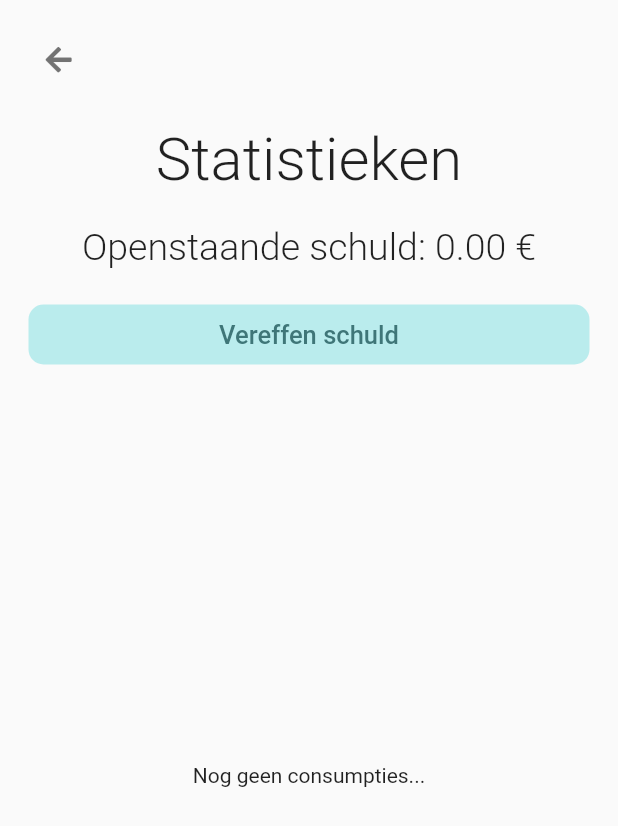
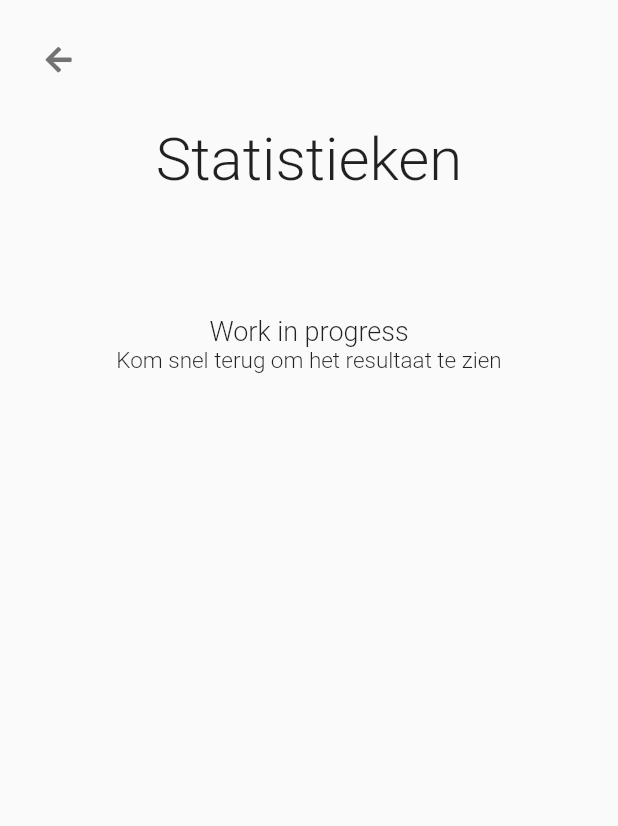
Before and after one commit to TNelen/ConsumptionApp, a Flutter app: the Home screen opened directly, after a tap on "Statistieken", on a phone screen of 412 x 824 dp. Shown: the top 826 px of the screen. Run offline on Flutter 3.47's test engine with Material 2 defaults, Android fonts, the phone set to English and light mode, and no system bars; our stand-ins replace cloud_firestore, delayed_display, firebase_auth, firebase_core, font_awesome_flutter, google_sign_in; missing offline and left inert: dart:html; accounts and stored records are empty.

Commit message:
enhancements + added documentation

```diff
--- a/consumption/lib/firebase/firestoreService.dart
+++ b/consumption/lib/firebase/firestoreService.dart
@@ -116,6 +116,8 @@ class FirestoreService {
     }
   }
 
+
+
   //helper function to sort consumptions on date
   List<Consumption> sortList(List<Consumption> consumptions) {
     consumptions.sort((a, b) => b.date.compareTo(a.date));
--- a/consumption/lib/main.dart
+++ b/consumption/lib/main.dart
@@ -1,6 +1,7 @@
 import 'package:consumption/widgets/googleSignInButton.dart';
 import 'package:firebase_core/firebase_core.dart';
 import 'package:flutter/material.dart';
+import 'package:delayed_display/delayed_display.dart';
 
 void main() async {
   runApp(MyApp());
@@ -70,7 +71,9 @@ class _MyHomePageState extends State<MyHomePage> {
                     SizedBox(
                       height: 50,
                     ),
-                   GoogleSignIn()
+                   DelayedDisplay(
+                  delay: Duration(milliseconds: 200),
+                  child: GoogleSignIn())
                 ],
               ),
             ),);
--- a/consumption/lib/pages/home.dart
+++ b/consumption/lib/pages/home.dart
@@ -9,6 +9,7 @@ import 'package:consumption/widgets/drinkTile.dart';
 import 'package:firebase_auth/firebase_auth.dart';
 import 'package:flutter/material.dart';
 import 'package:font_awesome_flutter/font_awesome_flutter.dart';
+import 'package:delayed_display/delayed_display.dart';
 
 class Home extends StatefulWidget {
   Home({Key key, this.title}) : super(key: key);
@@ -28,6 +29,7 @@ class _HomeState extends State<Home> {
     user = FirebaseAuth.instance.currentUser;
     print(user.displayName);
     super.initState();
+
   }
 
   @override
@@ -91,13 +93,17 @@ class _HomeState extends State<Home> {
                           width: 15,
                         ),
                         Image.asset(
-                          "assets/images/wave-hand.png",
-                          scale: 25,
-                        ),
+                            "assets/images/wave-hand.png",
+                            scale: 25,
+                          ),
+
                       ],
                     ),
                     SizedBox(height: 20),
-                    DebtCard(),
+                    DelayedDisplay(
+                      delay: Duration(milliseconds: 200),
+                      child: DebtCard(),
+                    ),
                     SizedBox(height: 20),
                     Text("Registreer een nieuwe consumptie...",
                         style: TextStyle(
--- a/consumption/lib/pages/stats.dart
+++ b/consumption/lib/pages/stats.dart
@@ -1,14 +1,7 @@
-import 'package:cloud_firestore/cloud_firestore.dart';
 import 'package:consumption/Constants.dart';
-import 'package:consumption/firebase/AuthService.dart';
 import 'package:consumption/firebase/fireStoreService.dart';
-import 'package:consumption/main.dart';
 import 'package:consumption/models/consumption.dart';
-import 'package:consumption/models/drink.dart';
 import 'package:consumption/widgets/consumptionTile.dart';
-import 'package:consumption/widgets/debtCard.dart';
-import 'package:consumption/widgets/drinkTile.dart';
-import 'package:firebase_auth/firebase_auth.dart';
 import 'package:flutter/material.dart';
 import 'package:font_awesome_flutter/font_awesome_flutter.dart';
 
@@ -85,82 +78,21 @@ class _StatsState extends State<Stats> {
                       textAlign: TextAlign.center,
                     ),
                     SizedBox(
-                      height: 20,
+                      height: 80,
                     ),
-                    Row(
-                      mainAxisAlignment: MainAxisAlignment.center,
-                      children: [
-                        snapshot.connectionState == ConnectionState.waiting
-                            ? SizedBox()
-                            : Text("Openstaande schuld: ",
-                                style: TextStyle(
-                                    fontSize: 25, fontWeight: FontWeight.w300)),
-                        snapshot.connectionState == ConnectionState.waiting
-                            ? Text("Laden...",
-                                style: TextStyle(
-                                    fontSize: 25, fontWeight: FontWeight.w300))
-                            : Text(debt.toStringAsFixed(2) + " €",
-                                style: TextStyle(
-                                    fontSize: 25, fontWeight: FontWeight.w300)),
-                      ],
+
+                     Text(
+                      "Work in progress",
+                      style:
+                          TextStyle(fontSize: 18, fontWeight: FontWeight.w300),
+                      textAlign: TextAlign.center,
                     ),
-                    SizedBox(
-                      height: 20,
+                    Text(
+                      "Kom snel terug om het resultaat te zien",
+                      style:
+                          TextStyle(fontSize: 15, fontWeight: FontWeight.w300),
+                      textAlign: TextAlign.center,
                     ),
-                    Card(
-                      elevation: 0,
-                      shape: RoundedRectangleBorder(
-                        borderRadius: BorderRadius.circular(10.0),
-                      ),
-                      color: Constants.secondColor,
-                      child: InkWell(
-                        onTap: () async {
-                          await firestoreService.settleDebt(consumptions);
-                          setState(() {});
-                        },
-                        child: Container(
-                          padding: EdgeInsets.all(10),
-                          child: Text(
-                            "Vereffen schuld",
-                            textAlign: TextAlign.center,
-                            style: TextStyle(
-                                color: Constants.accentColor,
-                                fontSize: 17,
-                                fontWeight: FontWeight.w500),
-                          ),
-                        ),
-                      ),
-                    ),
-                    SizedBox(
-                      height: 20,
-                    ),
-                    snapshot.connectionState == ConnectionState.waiting
-                        ? Container(
-                            height: 500,
-                            width: 500,
-                            child: Center(
-                              child: Text("laden..."),
-                            ))
-                        : consumptions.length == 0
-                            ? Container(
-                                height: 500,
-                                width: 500,
-                                child: Center(
-                                  child: Text("Nog geen consumpties..."),
-                                ))
-                            : Container(
-                                height: 500,
-                                width: 500,
-                                child: ListView.builder(
-                                    shrinkWrap: true,
-                                    itemCount: consumptions.length,
-                                    itemBuilder: (context, index) {
-                                      Consumption consumption =
-                                          consumptions[index];
-
-                                      return new ConsumptionTile(
-                                          consumption: consumption);
-                                    }))
                   ],
                 ),
               );
--- a/consumption/lib/widgets/consumptionTile.dart
+++ b/consumption/lib/widgets/consumptionTile.dart
@@ -3,9 +3,7 @@
 import 'package:consumption/Constants.dart';
 import 'package:consumption/firebase/fireStoreService.dart';
 import 'package:consumption/models/consumption.dart';
-import 'package:consumption/models/drink.dart';
 import 'package:flutter/material.dart';
-import 'package:font_awesome_flutter/font_awesome_flutter.dart';
 import 'package:intl/intl.dart';
 
 class ConsumptionTile extends StatefulWidget {
--- a/consumption/pubspec.yaml
+++ b/consumption/pubspec.yaml
@@ -34,6 +34,7 @@ dependencies:
   cupertino_icons: ^1.0.2
   contained_tab_bar_view: ^0.8.0
   fl_chart: ^0.40.0
+  delayed_display: ^2.0.0
 
 dev_dependencies:
   flutter_test:
```
Also changed, not shown: consumption/pubspec.lock, 17 other files.
